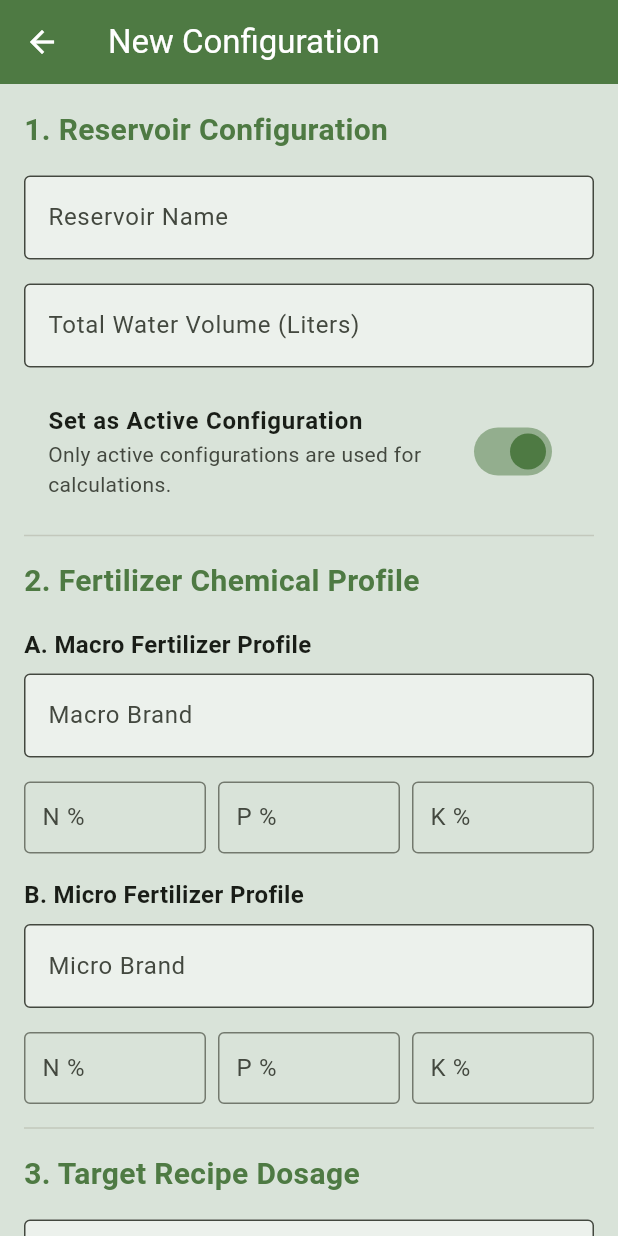
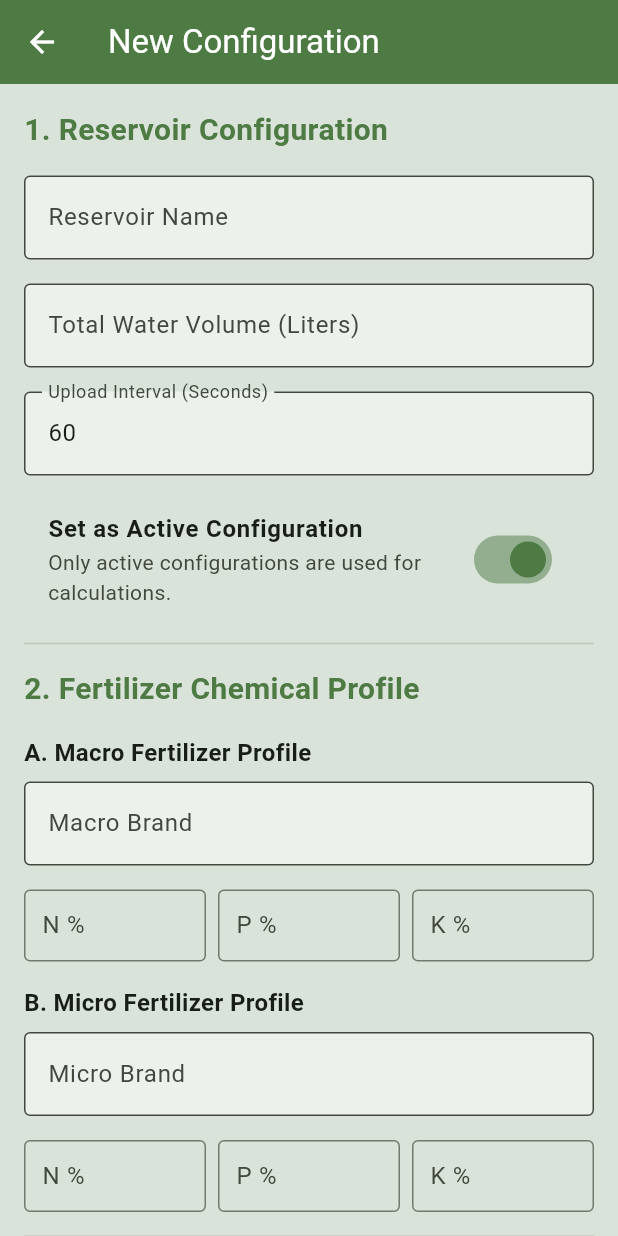
Before and after one commit to ChristineToraque/leafcloud_mobile, a Flutter app: the ConfigPage screen opened directly, on a phone screen of 412 x 824 dp. Run offline on Flutter 3.47's test engine with Material 3 defaults, Android fonts, the phone set to English and light mode, and no system bars; our stand-ins replace fl_chart, flutter_local_notifications; missing offline and left inert: nsd; accounts and stored records are empty; network calls fail; statements that could not run were skipped.

Commit message:
feat: add upload_interval_seconds to reservoir config
Adds configurable upload interval field to SystemConfig model, config
form, and config list display. Defaults to 60 seconds.

```diff
--- a/lib/models/system_config_model.dart
+++ b/lib/models/system_config_model.dart
@@ -13,6 +13,7 @@ class SystemConfig {
   final double targetMacroDosageMlL;
   final double targetMicroDosageMlL;
   final bool isActive;
+  final int uploadIntervalSeconds;
   final DateTime? createdAt;
   final DateTime? updatedAt;
 
@@ -31,6 +32,7 @@ class SystemConfig {
     required this.targetMacroDosageMlL,
     required this.targetMicroDosageMlL,
     this.isActive = true,
+    this.uploadIntervalSeconds = 60,
     this.createdAt,
     this.updatedAt,
   });
@@ -50,6 +52,7 @@ class SystemConfig {
       'target_macro_dosage_mll': targetMacroDosageMlL,
       'target_micro_dosage_mll': targetMicroDosageMlL,
       'is_active': isActive,
+      'upload_interval_seconds': uploadIntervalSeconds,
     };
   }
 
@@ -69,6 +72,7 @@ class SystemConfig {
       targetMacroDosageMlL: (json['target_macro_dosage_mll'] as num?)?.toDouble() ?? 0.0,
       targetMicroDosageMlL: (json['target_micro_dosage_mll'] as num?)?.toDouble() ?? 0.0,
       isActive: json['is_active'] ?? true,
+      uploadIntervalSeconds: json['upload_interval_seconds'] ?? 60,
       createdAt: json['created_at'] != null ? DateTime.parse(json['created_at']) : null,
       updatedAt: json['updated_at'] != null ? DateTime.parse(json['updated_at']) : null,
     );
--- a/lib/ui/config_list_page.dart
+++ b/lib/ui/config_list_page.dart
@@ -90,6 +90,7 @@ class _ConfigListPageState extends State<ConfigListPage> {
                       children: [
                         const SizedBox(height: 4),
                         Text('Volume: ${config.waterVolumeLiters} L'),
+                        Text('Upload Interval: ${config.uploadIntervalSeconds}s'),
                         Text('Macro: ${config.macroBrandName}'),
                         if (config.isActive)
                           const Padding(
--- a/lib/ui/config_page.dart
+++ b/lib/ui/config_page.dart
@@ -17,6 +17,7 @@ class _ConfigPageState extends State<ConfigPage> {
   // Controllers
   final _tankNameController = TextEditingController();
   final _waterVolumeController = TextEditingController();
+  final _uploadIntervalController = TextEditingController(text: '60');
   final _macroBrandController = TextEditingController();
   final _macroNController = TextEditingController();
   final _macroPController = TextEditingController();
@@ -40,6 +41,7 @@ class _ConfigPageState extends State<ConfigPage> {
   void _populateFields(SystemConfig config) {
     _tankNameController.text = config.tankName;
     _waterVolumeController.text = config.waterVolumeLiters.toString();
+    _uploadIntervalController.text = config.uploadIntervalSeconds.toString();
     _macroBrandController.text = config.macroBrandName;
     _macroNController.text = config.macroNPct.toString();
     _macroPController.text = config.macroPPct.toString();
@@ -57,6 +59,7 @@ class _ConfigPageState extends State<ConfigPage> {
   void dispose() {
     _tankNameController.dispose();
     _waterVolumeController.dispose();
+    _uploadIntervalController.dispose();
     _macroBrandController.dispose();
     _macroNController.dispose();
     _macroPController.dispose();
@@ -88,6 +91,7 @@ class _ConfigPageState extends State<ConfigPage> {
       targetMacroDosageMlL: double.parse(_targetMacroDosageController.text),
       targetMicroDosageMlL: double.parse(_targetMicroDosageController.text),
       isActive: _isActive,
+      uploadIntervalSeconds: int.parse(_uploadIntervalController.text),
     );
 
     final provider = context.read<ConfigProvider>();
@@ -142,6 +146,18 @@ class _ConfigPageState extends State<ConfigPage> {
                 isNumeric: true,
                 validator: (v) {
                   final val = double.tryParse(v ?? '');
+                  if (val == null) return 'Required';
+                  if (val <= 0) return 'Must be > 0';
+                  return null;
+                },
+              ),
+              _buildTextField(
+                label: 'Upload Interval (Seconds)',
+                controller: _uploadIntervalController,
+                placeholder: 'e.g., 60',
+                isNumeric: true,
+                validator: (v) {
+                  final val = int.tryParse(v ?? '');
                   if (val == null) return 'Required';
                   if (val <= 0) return 'Must be > 0';
                   return null;
```
